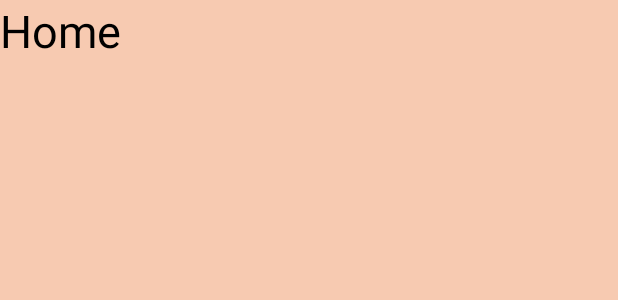
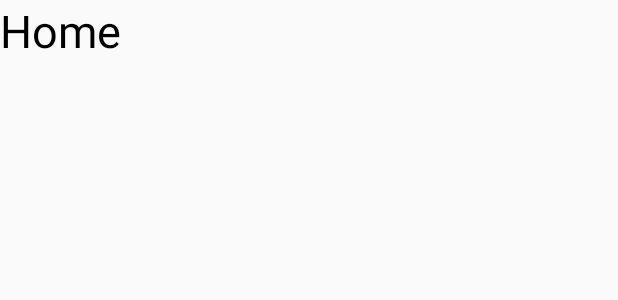
Before and after one commit to Shivika-15/MusicSD, an Android app: the layout fragment_home.xml on its own in the app's theme, with its tools: preview values and no code run, on a phone screen of 412 x 824 dp. Shown: the top 300 px of the screen. Run offline under Robolectric (Android 15) with nearby library versions, the phone set to English and light mode, and no system bars.

Commit message:
sliding up layout 2

```diff
--- a/app/src/main/res/layout/activity_bottom_nav.xml
+++ b/app/src/main/res/layout/activity_bottom_nav.xml
@@ -29,7 +29,7 @@
         android:layout_above="@+id/but_nav"
         android:layout_alignParentTop="true"
         android:layout_marginTop="0dp"
-        android:layout_marginBottom="0dp"
+        android:layout_marginBottom="1dp"
         android:gravity="bottom"
         app:umanoPanelHeight="68dp"
         app:umanoShadowHeight="4dp">
--- a/app/src/main/res/layout/fragment_home.xml
+++ b/app/src/main/res/layout/fragment_home.xml
@@ -3,7 +3,7 @@
     xmlns:tools="http://schemas.android.com/tools"
     android:layout_width="match_parent"
     android:layout_height="match_parent"
-    android:background="#A3F6B088"
+
     tools:context=".HomeFragment">
 
     <!-- TODO: Update blank fragment layout -->
```
Also changed, not shown: app/src/main/java/com/example/musicsd/bottomNav.java (+15 -0 lines).
